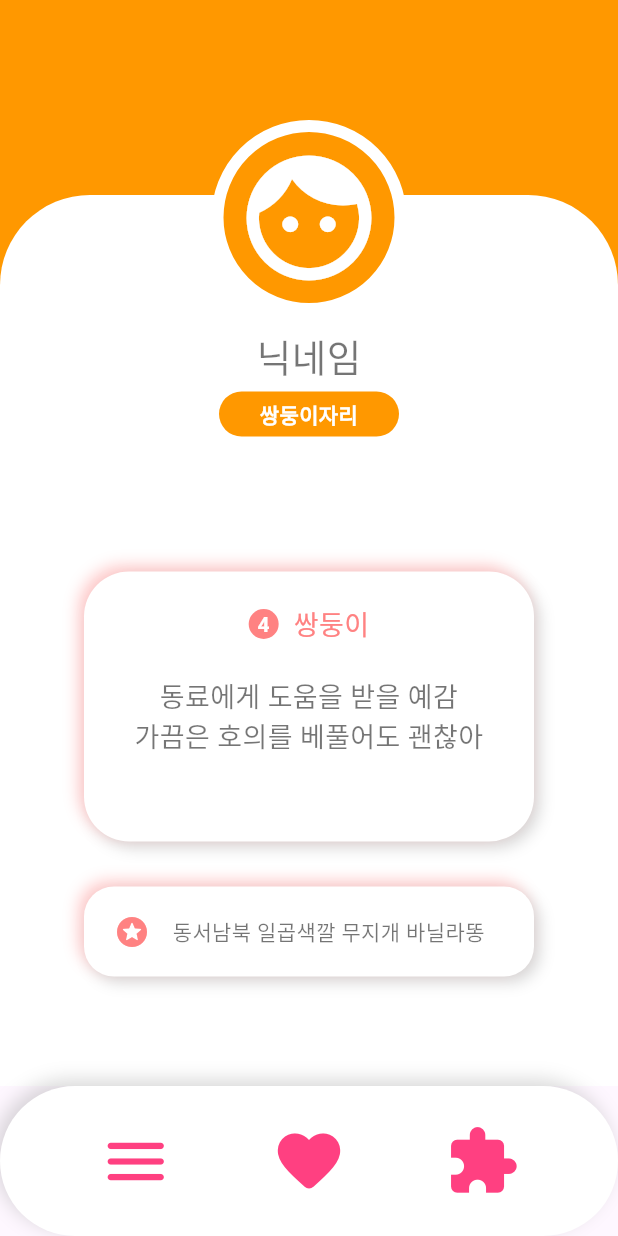
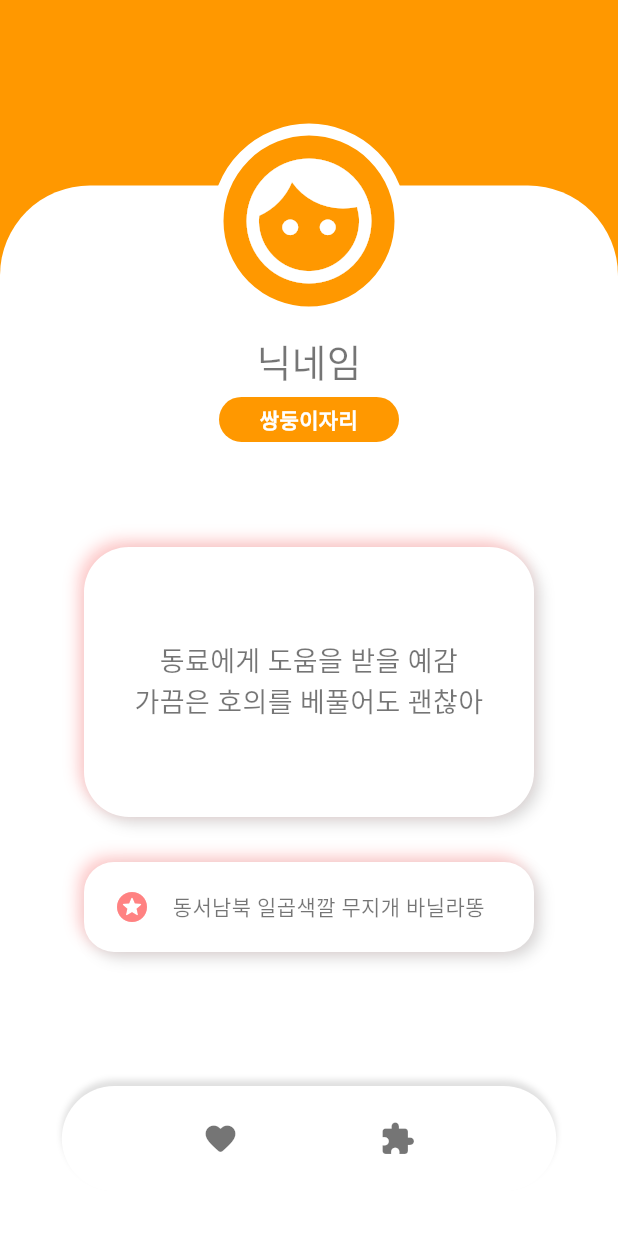
Before and after one commit to baezzzi/OHAASA_FE, a Flutter app: the Home screen opened directly, on a phone screen of 412 x 824 dp. Run offline on Flutter 3.47's test engine with Material 3 defaults, Android fonts, the phone set to English and light mode, and no system bars; our stand-ins replace firebase_auth, firebase_core, image_picker, permission_handler; accounts and stored records are empty.

```diff
--- /dev/null
+++ b/lib/bottommenu.dart
@@ -0,0 +1,45 @@
+import 'package:flutter/material.dart';
+
+import 'package:OzO/rank.dart';
+import 'package:OzO/home.dart';
+
+class BottomMenu extends StatefulWidget {
+  const BottomMenu({super.key});
+
+  @override
+  State<BottomMenu> createState() => _BottomMenuState();
+}
+
+class _BottomMenuState extends State<BottomMenu> {
+  @override
+  Widget build(BuildContext context) {
+    return Container(
+      width: MediaQuery.of(context).size.width * 0.8,
+      height: 70,
+      decoration: BoxDecoration(
+        borderRadius: BorderRadius.circular(40),
+        color: Colors.white,
+        boxShadow: [
+          BoxShadow(
+            color: Colors.black12,
+            blurRadius: 3,
+            offset: Offset(0,-4)
+          )
+        ]
+      ),
+      child: Row(
+        mainAxisAlignment: MainAxisAlignment.spaceEvenly,
+        children: [
+          GestureDetector(
+            onTap: () => Navigator.push(context, MaterialPageRoute(builder: (_) => Home())),
+            child: Icon(Icons.favorite_rounded, color: Colors.black54,),
+          ),
+          GestureDetector(
+            onTap: () => Navigator.push(context, MaterialPageRoute(builder: (_) => Rank())),
+            child: Icon(Icons.extension_rounded, color: Colors.black54,),
+          )
+        ],
+      ),
+    );
+  }
+}
--- a/lib/home.dart
+++ b/lib/home.dart
@@ -2,7 +2,7 @@ import 'dart:io';
 import 'package:flutter/material.dart';
 import 'package:image_picker/image_picker.dart';
 
-import 'package:OzO/rank.dart';
+import 'package:OzO/bottommenu.dart';
 
 class Home extends StatefulWidget {
   const Home({super.key});
@@ -24,14 +24,6 @@ class _HomeState extends State<Home> {
   //   initializeDateFormatting();
   //   formattedDate = DateFormat("M월 d일 EEEE", 'ko').format(now);
   //   print(formattedDate);
-  // }
-
-  // 닉네임 받아오는 거 할건데 fcm 구현한다음에 하는게 나을듯
-  // Future<void> getNickname() async {
-  //   final response = await http.get(
-  //     Uri.parse("http://localhost:8080/users/find-nickname?id=${}"),
-  //     headers: {"Content-Type" : "application/json"},
-  //   );
   // }
 
   // 이미지 변수 생성
@@ -85,43 +77,31 @@ class _HomeState extends State<Home> {
 
   @override
   Widget build(BuildContext context) {
-    // 높이
-    double screenHeight = MediaQuery.of(context).size.height;
     return Scaffold(
       body: Stack(
-        children: [
-          SingleChildScrollView(
-            child: Stack(
-              children: [
-                SizedBox(
-                  width: double.infinity,
-                  height: 930,
-                  child: Stack(
         children: [
           Container(
             width: double.infinity,
             height: 300,
-                        decoration: BoxDecoration(
             color: Colors.orange,
           ),
-                      ),
-                      Align(
-                        alignment: Alignment(0, 1),
+          Column(
+            children: [
+              SizedBox(height: MediaQuery.of(context).size.height * 0.15,),
+              Expanded(
                 child: Container(
                   width: double.infinity,
-                          height: 800,
+                  height: 900,
                   decoration: BoxDecoration(
                     color: Colors.white,
                     borderRadius: BorderRadius.only(
+                      topRight: Radius.circular(60),
                       topLeft: Radius.circular(60),
-                              topRight: Radius.circular(60),
                     ),
                   ),
-
                   child: Column(
                     children: [
-                              SizedBox(height: 90,),
-
+                      SizedBox(height: 100,),
                       // 닉네임
                       Text(
                         "닉네임",
@@ -139,7 +119,6 @@ class _HomeState extends State<Home> {
                           borderRadius: BorderRadius.circular(30),
                         ),
                         child: Center(
-
                           // 별자리
                           child: Text(
                             "쌍둥이자리",
@@ -151,10 +130,14 @@ class _HomeState extends State<Home> {
                           ),
                         ),
                       ),
-                              SizedBox(height: 40,),
-
-
-                              SizedBox(height: 50,),
+                      SizedBox(height: 40),
+                      Expanded(
+                        child: SingleChildScrollView(
+                          child: SizedBox(
+                            height: 1000,
+                            child: Column(
+                              children: [
+                                SizedBox(height: 30),
                                 // 별자리 운세 내용
                                 Center(
                                   child: SizedBox(
@@ -181,45 +164,8 @@ class _HomeState extends State<Home> {
                                               )
                                             ]
                                           ),
-                                      ),
 
-                                      Column(
-                                        children: [
-                                          Row(
-                                            mainAxisAlignment: MainAxisAlignment.center,
-                                            children: [
-                                              // SizedBox(width: 30,),
-                                              SizedBox(height: 70,),
-                                              Container(
-                                                width: 20,
-                                                height: 20,
-                                                decoration: BoxDecoration(
-                                                  color: Color(0xFFFF8282),
-                                                  borderRadius: BorderRadius.circular(100)
-                                                ),
                                           child: Center(
-                                                  child: Text(
-                                                    "4",
-                                                    textAlign: TextAlign.center,
-                                                    style: TextStyle(
-                                                      color: Colors.white,
-                                                      fontWeight: FontWeight.w700,
-                                                    ),
-                                                  ),
-                                                )
-                                              ),
-                                              SizedBox(width: 10,),
-                                              Text(
-                                                "쌍둥이",
-                                                style: TextStyle(
-                                                  color: Color(0xFFFF8282),
-                                                  fontSize: 18,
-                                                  fontWeight: FontWeight.w500,
-                                                ),
-                                              ),
-                                            ],
-                                          ),
-                                          Center(
                                               child: Text(
                                                 """동료에게 도움을 받을 예감\n가끔은 호의를 베풀어도 괜찮아""",
                                                 textAlign: TextAlign.center,
@@ -228,15 +174,13 @@ class _HomeState extends State<Home> {
                                                     color: Colors.black54
                                                 ),
                                               )
-                                          )
-                                        ]
-                                      )
+                                          ),
+                                        ),
                                       ]
                                     )
                                   )
                                 ),
-
-                              SizedBox(height: 30,),
+                                SizedBox(height: 30),
                                 // 행운 행동
                                 Center(
                                   child: SizedBox(
@@ -286,18 +230,27 @@ class _HomeState extends State<Home> {
                                       ],
                                     )
                                   ),
-                              )
+                                ),
                               ],
                             ),
+                          )
+                        )
                       ),
+                    ],
+                  )
+                ),
+              ),
+            ],
           ),
 
           // 프로필 사진
           Align(
-                        alignment: Alignment(0, -.8),
-                        child: GestureDetector(
+            alignment: Alignment.topCenter,
+            child: Column(
+              children: [
+                SizedBox(height: MediaQuery.of(context).size.height * 0.1),
+                GestureDetector(
                   onTap: _pickImage,
-
                   child: Container(
                     width: 130,
                     height: 130,
@@ -319,47 +272,18 @@ class _HomeState extends State<Home> {
                         : null,
                   ),
                 )
+              ],
+            )
           ),
-                    ],
+
+          Align(
+            alignment: Alignment.bottomCenter,
+            child: Padding(
+              padding : EdgeInsets.only(bottom: 30),
+              child: BottomMenu(),
             ),
-                ),
-              ],
-            ),
-          ),
-        ],
-      ),
-      bottomNavigationBar: SizedBox(
-        width: MediaQuery.of(context).size.width,
-        child: Container(
-          height: 100,
-          decoration: BoxDecoration(
-            color: Colors.white,
-            borderRadius: BorderRadius.circular(60),
-            boxShadow: [
-              BoxShadow(
-                color: Colors.grey.withAlpha(102),
-                blurRadius: 10,
-                offset: Offset(-4, -4)
-              )
-            ]
-          ),
-          child: Align(
-            alignment: Alignment(0, 0),
-            child: Row(
-              mainAxisAlignment: MainAxisAlignment.spaceEvenly,
-              children: [
-                Icon(Icons.menu_rounded, color: Colors.pinkAccent, size: 50,),
-                Icon(Icons.favorite_rounded, color: Colors.pinkAccent, size: 50,),
-                GestureDetector(
-                  onTap: () {
-                    Navigator.push(context, MaterialPageRoute(builder: (_) => Rank()));
-                  },
-                  child: Icon(Icons.extension_rounded, color: Colors.pinkAccent, size: 50,)
           )
         ],
-            ),
-          )
-        ),
       )
     );
   }
--- a/lib/main.dart
+++ b/lib/main.dart
@@ -34,7 +34,7 @@ class _MyAppState extends State<MyApp> {
            if (snapshot.connectionState == ConnectionState.waiting) {
              return const Center(child: CircularProgressIndicator());
            } else if (snapshot.hasData && snapshot.data != null) {
-             return SignUp();
+             return SignIn();
            }
            return Scaffold(
              body: Stack(
--- a/lib/signup.dart
+++ b/lib/signup.dart
@@ -27,6 +27,8 @@ class _SignUpState extends State<SignUp> {
   // firebase auth 요청
   Future<void> signUp() async {
     print("함수실행");
+    if (pwController.text == pwcheckController.text) {
+
       try {
         final credential = await FirebaseAuth.instance.createUserWithEmailAndPassword(
             email: emailController.text.trim(),
@@ -63,6 +65,7 @@ class _SignUpState extends State<SignUp> {
         }
       } catch (e) {
         print(e);
+      }
     }
   }
 
@@ -197,7 +200,7 @@ class _SignUpState extends State<SignUp> {
                       // 비밀번호 입력
                       TextField(
                         controller: pwController,
-                        decoration: buttonDecoration.copyWith(hintText: '비밀번호'),
+                        decoration: buttonDecoration.copyWith(hintText: '비밀번호 (6자 이상)'),
                         obscureText: true,
                         keyboardType: TextInputType.visiblePassword,
                       ),
```
Also changed, not shown: lib/rank.dart (+40 -58 lines). Lines whose indentation alone changed are shown as unchanged.
